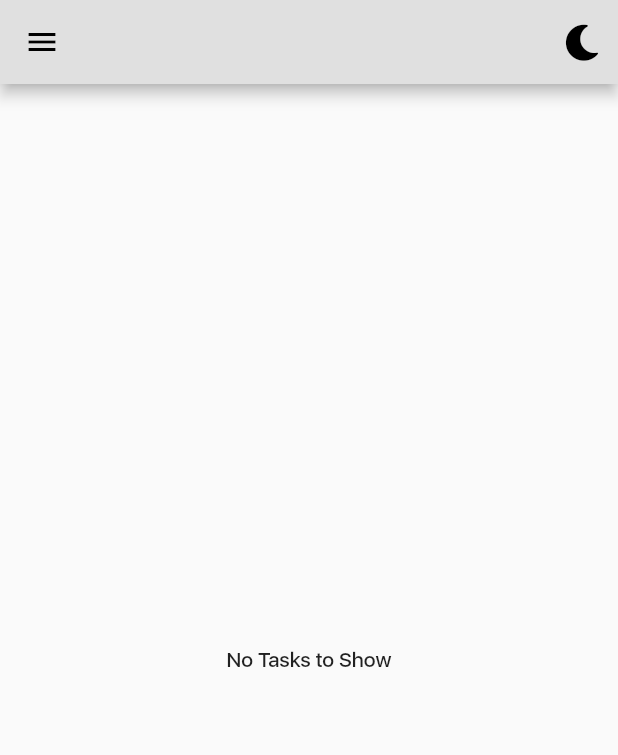
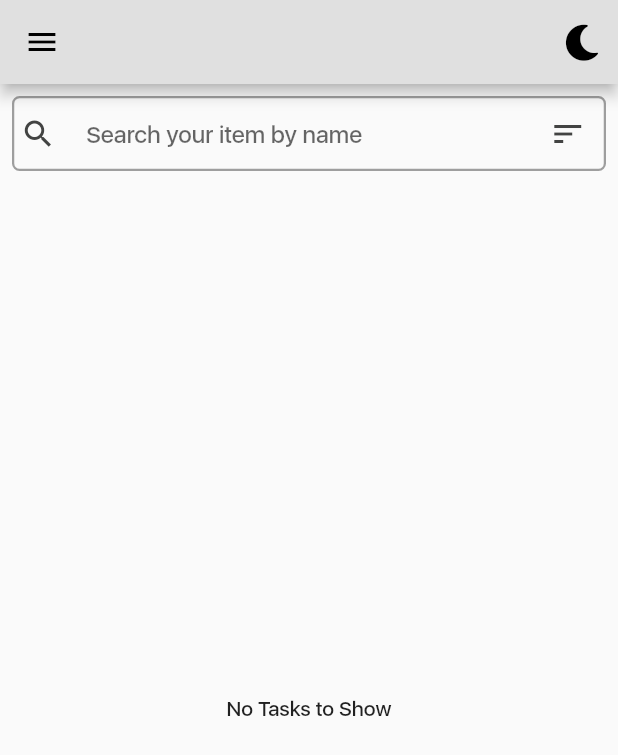
Before and after one commit to CCExtractor/rutorrent-flutter, a Flutter app: the screen it shows after launch, on a phone screen of 412 x 824 dp. Shown: the top 755 px of the screen. Run offline on Flutter 3.47's test engine with Material 2 defaults, Android fonts, the phone set to English and light mode, and no system bars; our stand-ins replace fluttertoast, font_awesome_flutter; missing offline and left inert: filesize; network calls fail; project files that could hold a hidden picture were left out.

Commit message:
Introduced Search Bar

```diff
--- a/lib/constants.dart
+++ b/lib/constants.dart
@@ -22,7 +22,6 @@ class  Constants{
     String password = '*****';
     String basicAuth =
         'Basic ' + base64Encode(utf8.encode('$username:$password'));
-    print(basicAuth);
     return basicAuth;
   }
 }
--- a/lib/screens/home_screen.dart
+++ b/lib/screens/home_screen.dart
@@ -87,6 +87,52 @@ class _HomeScreenState extends State<HomeScreen> {
       ),
       drawer: Drawer(),
       body: Container(
+        child: Column(
+          children: <Widget>[
+            Padding(
+              padding: const EdgeInsets.all(8.0),
+              child: Container(
+                child: Row(
+                  children: <Widget>[
+                    Padding(
+                      padding: const EdgeInsets.symmetric(horizontal: 4.0),
+                      child: Icon(
+                        Icons.search,
+                        color: Constants().kDarkGrey,
+                      ),
+                    ),
+                    Expanded(
+                      child: TextFormField(
+                        cursorColor: Colors.black,
+                        keyboardType: TextInputType.text,
+                        decoration: InputDecoration(
+                            border: InputBorder.none,
+                            focusedBorder: InputBorder.none,
+                            enabledBorder: InputBorder.none,
+                            errorBorder: InputBorder.none,
+                            disabledBorder: InputBorder.none,
+                            contentPadding: EdgeInsets.symmetric(horizontal: 16,vertical: 10),
+                            hintText: 'Search your item by name'),
+                      ),
+                    ),
+                    IconButton(
+                      onPressed: (){
+
+                      },
+                      color: Constants().kDarkGrey,
+                      icon: Icon(Icons.sort),
+                    ),
+                  ],
+                ),
+                width: double.infinity,
+                height: 50,
+                decoration: BoxDecoration(
+                  border: Border.all(color: Colors.grey,width: 1.5),
+                  borderRadius: BorderRadius.all(Radius.circular(5))
+                ),
+              ),
+            ),
+            Expanded(
               child: StreamBuilder(
                 stream: _initTasksData(),
                 builder: (BuildContext context, AsyncSnapshot<List<Task>> snapshot){
@@ -100,6 +146,9 @@ class _HomeScreenState extends State<HomeScreen> {
                     },
                   );
                 },
+              ),
+            ),
+          ],
         )
       ),
     );
```
Lines whose indentation alone changed are shown as unchanged.
